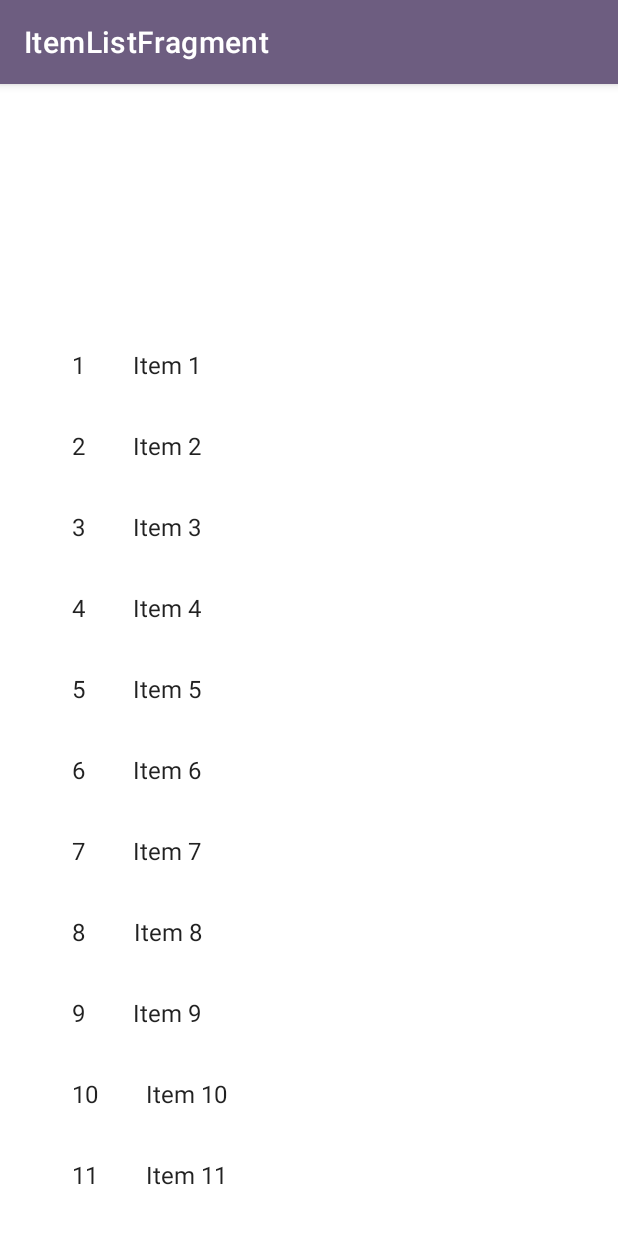
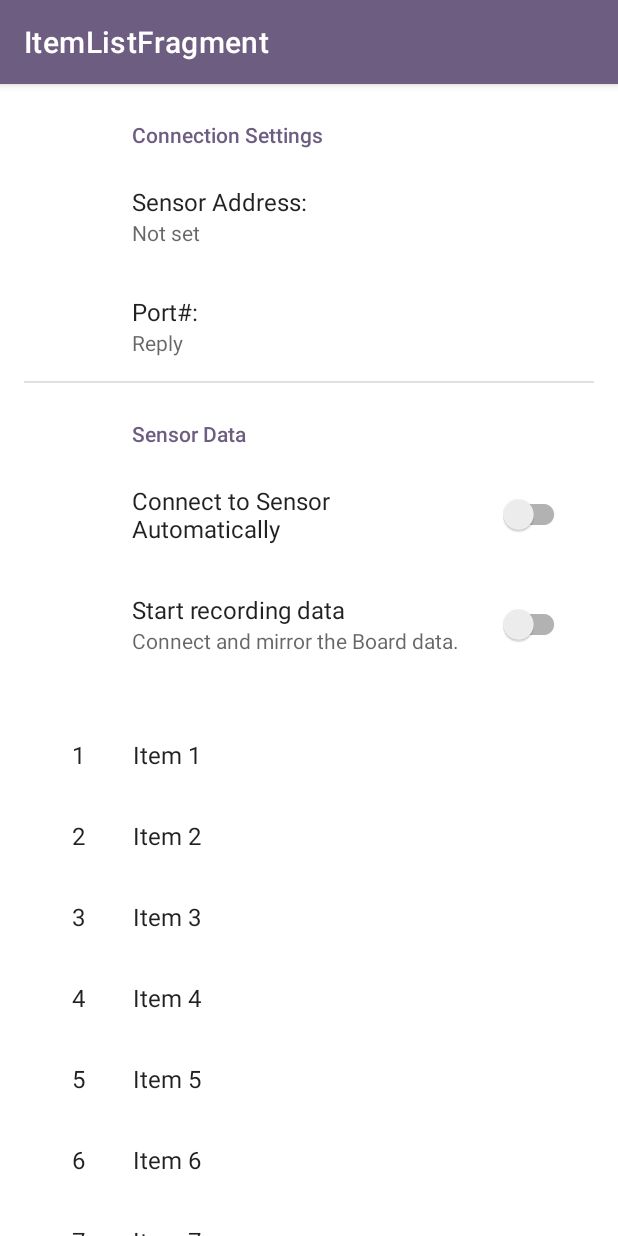
Before and after one commit to saulc/Sk8sensors, an Android app: the screen it shows after launch (ItemDetailHostActivity), on a phone screen of 412 x 824 dp. Run offline under Robolectric (Android 15) with nearby library versions, the phone set to English and light mode, and no system bars; our stand-ins replace androidx.preference, navigation-ui.

```diff
--- a/Android/app/build.gradle
+++ b/Android/app/build.gradle
@@ -46,6 +46,7 @@ dependencies {
     implementation 'androidx.lifecycle:lifecycle-viewmodel-ktx:2.5.1'
     implementation 'androidx.navigation:navigation-fragment-ktx:2.5.3'
     implementation 'androidx.navigation:navigation-ui-ktx:2.5.3'
+    implementation 'androidx.preference:preference:1.2.0'
     testImplementation 'junit:junit:4.13.2'
     androidTestImplementation 'androidx.test.ext:junit:1.1.4'
     androidTestImplementation 'androidx.test.espresso:espresso-core:3.5.0'
--- /dev/null
+++ b/Android/app/src/main/java/com/acme/sk8/ConSettingsFragment.kt
@@ -0,0 +1,11 @@
+package com.acme.sk8
+
+import android.os.Bundle
+import androidx.preference.PreferenceFragmentCompat
+
+class ConSettingsFragment : PreferenceFragmentCompat() {
+
+    override fun onCreatePreferences(savedInstanceState: Bundle?, rootKey: String?) {
+        setPreferencesFromResource(R.xml.root_preferences, rootKey)
+    }
+}
--- a/Android/app/src/main/java/com/acme/sk8/ItemListFragment.kt
+++ b/Android/app/src/main/java/com/acme/sk8/ItemListFragment.kt
@@ -9,15 +9,18 @@ import android.view.KeyEvent
 import android.view.LayoutInflater
 import android.view.View
 import android.view.ViewGroup
+import android.widget.FrameLayout
 import android.widget.TextView
 import android.widget.Toast
 import androidx.core.view.ViewCompat
 import androidx.fragment.app.Fragment
+import androidx.fragment.app.FragmentTransaction
 import androidx.navigation.findNavController
 import androidx.recyclerview.widget.RecyclerView
 import com.acme.sk8.placeholder.PlaceholderContent;
 import com.acme.sk8.databinding.FragmentItemListBinding
 import com.acme.sk8.databinding.ItemListContentBinding
+import com.google.android.material.appbar.CollapsingToolbarLayout
 
 /**
  * A Fragment representing a list of Pings. This fragment
@@ -65,7 +68,10 @@ class ItemListFragment : Fragment() {
     // This property is only valid between onCreateView and
     // onDestroyView.
     private val binding get() = _binding!!
+    private var frame : FrameLayout? = null
+    private var conFrag : ConSettingsFragment? = null
 
+    private var toolbarLayout: CollapsingToolbarLayout? = null
     override fun onCreateView(
         inflater: LayoutInflater, container: ViewGroup?,
         savedInstanceState: Bundle?
@@ -82,12 +88,19 @@ class ItemListFragment : Fragment() {
         ViewCompat.addOnUnhandledKeyEventListener(view, unhandledKeyEventListenerCompat)
 
         val recyclerView: RecyclerView = binding.itemList
-
+        frame = binding.topframe
+        var addFrag : FragmentTransaction? = activity?.supportFragmentManager?.beginTransaction()
+        conFrag = ConSettingsFragment()
+        frame?.id?.let { addFrag?.add(it, conFrag!!)
+                 addFrag?.commit() }
         // Leaving this not using view binding as it relies on if the view is visible the current
         // layout configuration (layout, layout-sw600dp)
         val itemDetailFragmentContainer: View? = view.findViewById(R.id.item_detail_nav_container)
 
         setupRecyclerView(recyclerView, itemDetailFragmentContainer)
+
+
+        activity?.title = resources.getString(R.string.app_name)
     }
 
     private fun setupRecyclerView(
--- a/Android/app/src/main/java/com/acme/sk8/stl/Floor.kt
+++ b/Android/app/src/main/java/com/acme/sk8/stl/Floor.kt
@@ -23,7 +23,7 @@ import java.nio.ByteOrder
 * limitations under the License.
 */
 class Floor : ArrayModel() {
-    private val floorColor = floatArrayOf(0.2f, 0.2f, 0.2f, 0.5f)
+    private val floorColor = floatArrayOf(0.2f, 0.2f, 0.2f, 0.9f)
     private val lineColor = floatArrayOf(0.6f, 0.6f, 0.6f, 0.5f)
     private var extent = 0f
 
--- a/Android/app/src/main/java/com/acme/sk8/stl/Light.kt
+++ b/Android/app/src/main/java/com/acme/sk8/stl/Light.kt
@@ -19,7 +19,7 @@ import android.opengl.Matrix
  */
 class Light(private var lightPosInWorldSpace: FloatArray) {
     val positionInEyeSpace = FloatArray(4)
-    var ambientColor = floatArrayOf(0.8f, 0.0f, 0.6f, 1.0f)
+    var ambientColor = floatArrayOf(0.8f, 0.0f, 0.3f, 1.0f)
     var diffuseColor = floatArrayOf(1.0f, 1.0f, 1.0f, 1.0f)
     var specularColor = floatArrayOf(1.0f, 1.0f, 1.0f, 0.5f)
 
--- a/Android/app/src/main/java/com/acme/sk8/stl/Model.kt
+++ b/Android/app/src/main/java/com/acme/sk8/stl/Model.kt
@@ -24,7 +24,7 @@ abstract class Model {
     protected var centerMassY = 0f
     protected var centerMassZ = 0f
 
-    var floorOffset = 0f
+    var floorOffset = 180f
         protected set
 
     var title = ""
--- a/Android/app/src/main/res/layout/fragment_item_list.xml
+++ b/Android/app/src/main/res/layout/fragment_item_list.xml
@@ -11,7 +11,9 @@
     <FrameLayout
         android:id="@+id/topframe"
         android:layout_width="match_parent"
-        android:layout_height="120dp">
+        android:layout_marginBottom="@dimen/container_horizontal_margin"
+        android:layout_height="@dimen/list_margin"
+        >
 
     </FrameLayout>
 
@@ -20,7 +22,7 @@
         android:name="com.acme.sk8.ItemListFragment"
         android:layout_width="match_parent"
         android:layout_height="match_parent"
-        android:layout_marginTop="160dp"
+        android:layout_marginTop="@dimen/list_margin"
         android:layout_marginLeft="16dp"
         android:layout_marginRight="16dp"
         app:layoutManager="LinearLayoutManager"
--- /dev/null
+++ b/Android/app/src/main/res/values/arrays.xml
@@ -0,0 +1,12 @@
+<resources>
+    <!-- Reply Preference -->
+    <string-array name="reply_entries">
+        <item>Reply</item>
+        <item>Reply to all</item>
+    </string-array>
+
+    <string-array name="reply_values">
+        <item>reply</item>
+        <item>reply_all</item>
+    </string-array>
+</resources>
--- a/Android/app/src/main/res/values/dimens.xml
+++ b/Android/app/src/main/res/values/dimens.xml
@@ -6,4 +6,5 @@
     <dimen name="text_margin">16dp</dimen>
     <dimen name="container_margin">8dp</dimen>
     <dimen name="container_horizontal_margin">16dp</dimen>
+    <dimen name="list_margin">420dp</dimen>
 </resources>
--- a/Android/app/src/main/res/values/strings.xml
+++ b/Android/app/src/main/res/values/strings.xml
@@ -1,4 +1,18 @@
 <resources>
     <string name="app_name">Sk8</string>
-    <string name="title_item_detail">Item Detail</string>
+    <string name="title_item_detail">Connection Preferences</string>
+    <!-- Preference Titles -->
+    <string name="messages_header">Connection Settings</string>
+    <string name="sync_header">Sensor Data</string>
+
+    <!-- Messages Preferences -->
+    <string name="signature_title">Sensor Address: </string>
+    <string name="reply_title">Port#: </string>
+
+    <!-- Sync Preferences -->
+    <string name="sync_title">Connect to Sensor Automatically</string>
+    <string name="attachment_title">Start recording data</string>
+    <string name="attachment_summary_on">Automatically connect and record sensor data.
+    </string>
+    <string name="attachment_summary_off">Connect and mirror the Board data.</string>
 </resources>
--- /dev/null
+++ b/Android/app/src/main/res/xml/root_preferences.xml
@@ -0,0 +1,35 @@
+<PreferenceScreen xmlns:app="http://schemas.android.com/apk/res-auto">
+
+    <PreferenceCategory app:title="@string/messages_header">
+
+        <EditTextPreference
+            app:key="signature"
+            app:title="@string/signature_title"
+            app:useSimpleSummaryProvider="true" />
+
+        <ListPreference
+            app:defaultValue="reply"
+            app:entries="@array/reply_entries"
+            app:entryValues="@array/reply_values"
+            app:key="reply"
+            app:title="@string/reply_title"
+            app:useSimpleSummaryProvider="true" />
+
+    </PreferenceCategory>
+
+    <PreferenceCategory app:title="@string/sync_header">
+
+        <SwitchPreferenceCompat
+            app:key="sync"
+            app:title="@string/sync_title" />
+
+        <SwitchPreferenceCompat
+            app:dependency="sync"
+            app:key="attachment"
+            app:summaryOff="@string/attachment_summary_off"
+            app:summaryOn="@string/attachment_summary_on"
+            app:title="@string/attachment_title" />
+
+    </PreferenceCategory>
+
+</PreferenceScreen>
```
Also changed, not shown: Android/app/src/main/java/com/acme/sk8/ItemDetailFragment.kt (+34 -6 lines), Android/app/src/main/java/com/acme/sk8/stl/ModelSurfaceView.kt (+8 -0 lines), Android/app/src/main/res/layout/fragment_item_detail.xml (+11 -18 lines), 2 other files.
